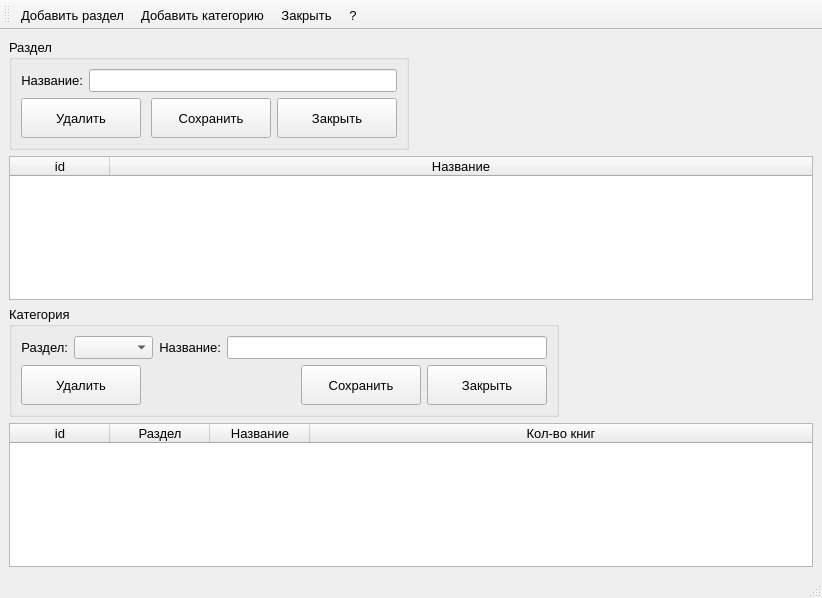
This is librarian/sect_cat.ui in Skyrim78/Librarian as Qt 5 draws it before an edit. The edited form follows.
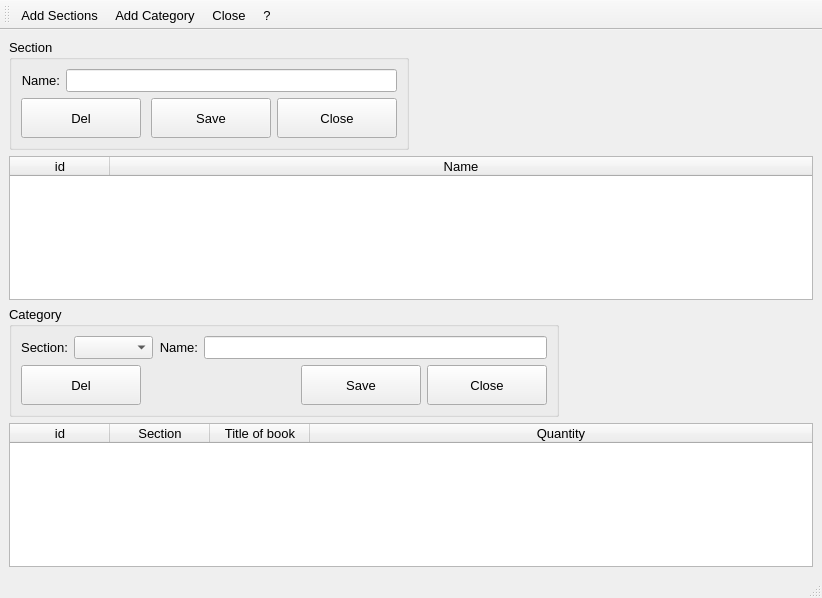
This is the edited form.

What changed in the file:
```diff
--- a/librarian/sect_cat.ui
+++ b/librarian/sect_cat.ui
@@ -52,7 +52,7 @@
            </font>
           </property>
           <property name="title">
-           <string>Раздел</string>
+           <string>Section</string>
           </property>
           <layout class="QGridLayout" name="gridLayout">
            <item row="0" column="0">
@@ -62,7 +62,7 @@
                <item>
                 <widget class="QLabel" name="label">
                  <property name="text">
-                  <string>Название:</string>
+                  <string>Name:</string>
                  </property>
                  <property name="alignment">
                   <set>Qt::AlignRight|Qt::AlignTrailing|Qt::AlignVCenter</set>
@@ -91,7 +91,7 @@
                   </size>
                  </property>
                  <property name="text">
-                  <string>Удалить</string>
+                  <string>Del</string>
                  </property>
                 </widget>
                </item>
@@ -123,7 +123,7 @@
                   </size>
                  </property>
                  <property name="text">
-                  <string>Сохранить</string>
+                  <string>Save</string>
                  </property>
                 </widget>
                </item>
@@ -142,7 +142,7 @@
                   </size>
                  </property>
                  <property name="text">
-                  <string>Закрыть</string>
+                  <string>Close</string>
                  </property>
                 </widget>
                </item>
@@ -204,7 +204,7 @@
         </column>
         <column>
          <property name="text">
-          <string>Название</string>
+          <string>Name</string>
          </property>
          <property name="font">
           <font>
@@ -232,7 +232,7 @@
            </size>
           </property>
           <property name="title">
-           <string>Категория</string>
+           <string>Category</string>
           </property>
           <layout class="QGridLayout" name="gridLayout_2">
            <item row="0" column="0">
@@ -240,7 +240,7 @@
              <item>
               <widget class="QLabel" name="label_2">
                <property name="text">
-                <string>Раздел:</string>
+                <string>Section:</string>
                </property>
                <property name="alignment">
                 <set>Qt::AlignRight|Qt::AlignTrailing|Qt::AlignVCenter</set>
@@ -253,7 +253,7 @@
              <item>
               <widget class="QLabel" name="label_3">
                <property name="text">
-                <string>Название:</string>
+                <string>Name:</string>
                </property>
                <property name="alignment">
                 <set>Qt::AlignRight|Qt::AlignTrailing|Qt::AlignVCenter</set>
@@ -282,7 +282,7 @@
                 </size>
                </property>
                <property name="text">
-                <string>Удалить</string>
+                <string>Del</string>
                </property>
               </widget>
              </item>
@@ -314,7 +314,7 @@
                 </size>
                </property>
                <property name="text">
-                <string>Сохранить</string>
+                <string>Save</string>
                </property>
               </widget>
              </item>
@@ -333,7 +333,7 @@
                 </size>
                </property>
                <property name="text">
-                <string>Закрыть</string>
+                <string>Close</string>
                </property>
               </widget>
              </item>
@@ -393,7 +393,7 @@
         </column>
         <column>
          <property name="text">
-          <string>Раздел</string>
+          <string>Section</string>
          </property>
          <property name="font">
           <font>
@@ -403,7 +403,7 @@
         </column>
         <column>
          <property name="text">
-          <string>Название</string>
+          <string>Title of book</string>
          </property>
          <property name="font">
           <font>
@@ -414,7 +414,7 @@
         </column>
         <column>
          <property name="text">
-          <string>Кол-во книг</string>
+          <string>Quantity</string>
          </property>
          <property name="font">
           <font>
@@ -456,7 +456,7 @@
   </widget>
   <action name="actionAddSections">
    <property name="text">
-    <string>Добавить раздел</string>
+    <string>Add Sections</string>
    </property>
    <property name="font">
     <font>
@@ -467,7 +467,7 @@
   </action>
   <action name="actionAddCategory">
    <property name="text">
-    <string>Добавить категорию</string>
+    <string>Add Category</string>
    </property>
    <property name="font">
     <font>
@@ -478,7 +478,7 @@
   </action>
   <action name="actionClose">
    <property name="text">
-    <string>Закрыть</string>
+    <string>Close</string>
    </property>
    <property name="font">
     <font>
@@ -489,7 +489,10 @@
   </action>
   <action name="actionHelp">
    <property name="text">
-    <string>  ?  </string>
+    <string>?  </string>
+   </property>
+   <property name="toolTip">
+    <string>Help</string>
    </property>
    <property name="font">
     <font>
```
